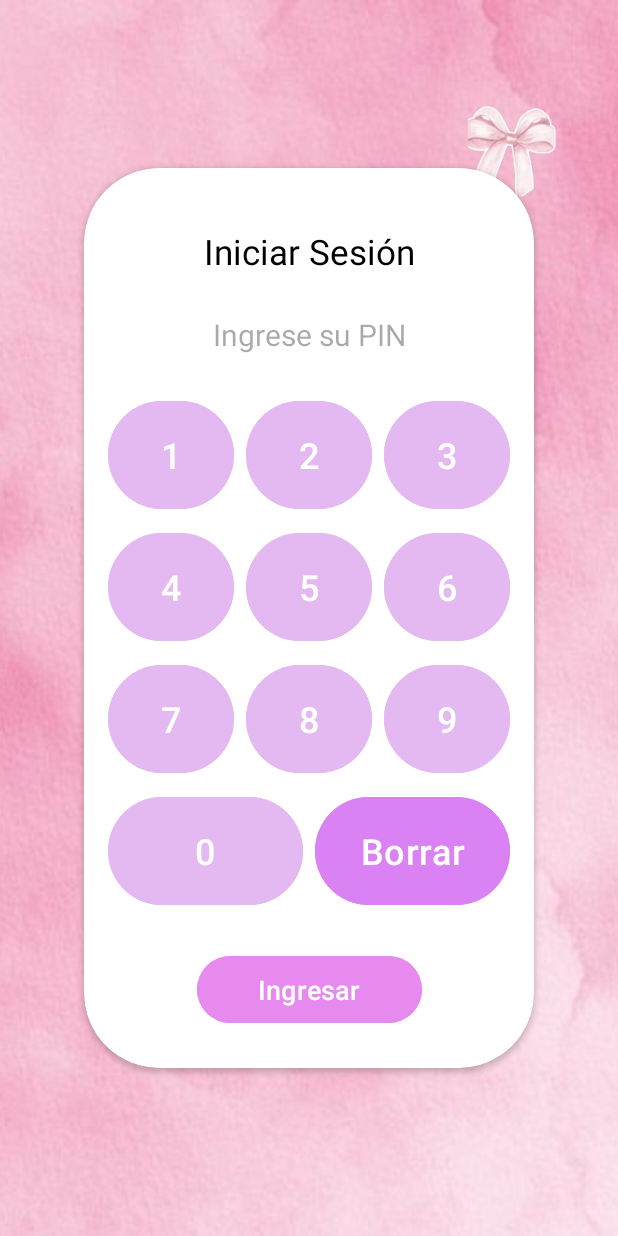
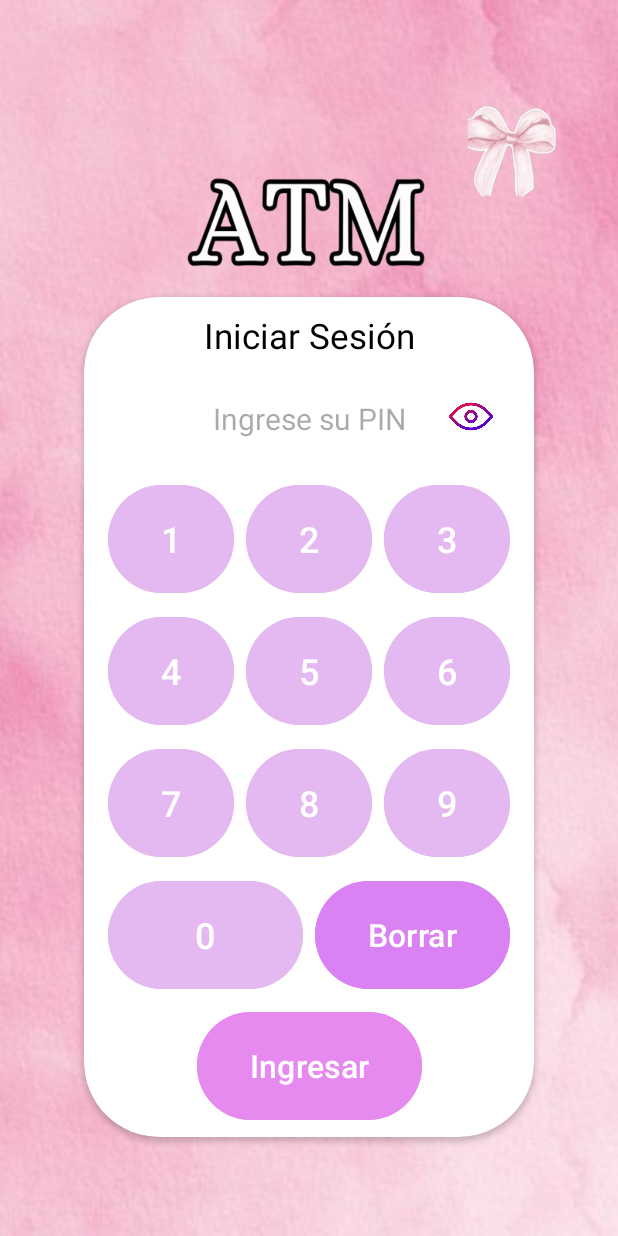
Before and after one commit to seungddaeng/ATMSimulator, an Android app: the screen it shows after launch (IniciarSesionActivity), on a phone screen of 412 x 824 dp. Run offline under Robolectric (Android 15) with nearby library versions, the phone set to English and light mode, and no system bars.

Commit message:
changed buttons activty, added new activities to be corrected

```diff
--- a/app/build.gradle.kts
+++ b/app/build.gradle.kts
@@ -1,6 +1,7 @@
 plugins {
     alias(libs.plugins.android.application)
     alias(libs.plugins.kotlin.android)
+    id("com.google.gms.google-services")
 }
 
 android {
@@ -46,8 +47,13 @@ dependencies {
     implementation(libs.material)
     implementation(libs.androidx.activity)
     implementation(libs.androidx.constraintlayout)
+    implementation(libs.firebase.firestore.ktx)
+    implementation(libs.core.ktx)
+    implementation(libs.androidx.junit.ktx)
     testImplementation(libs.junit)
     androidTestImplementation(libs.androidx.junit)
     androidTestImplementation(libs.androidx.espresso.core)
+    implementation(platform(libs.firebase.bom))
+    implementation(libs.firebase.analytics)
 
 }
--- /dev/null
+++ b/app/src/main/java/com/example/atmsimulator/ATMUtils.kt
@@ -0,0 +1,8 @@
+package com.example.atmsimulator
+
+class ATMUtils {
+
+    fun validarFormatoPIN(pin: String): Boolean {
+        return pin.length == 4 && pin.all { it.isDigit() }
+    }
+}
--- a/app/src/main/res/layout/activity_iniciar_sesion.xml
+++ b/app/src/main/res/layout/activity_iniciar_sesion.xml
@@ -7,12 +7,20 @@
     android:layout_height="match_parent"
     android:background="@drawable/pantallainicio">
 
+    <androidx.constraintlayout.widget.Guideline
+        android:id="@+id/guidelineh"
+        android:layout_width="match_parent"
+        android:layout_height="match_parent"
+        android:orientation="horizontal"
+        app:layout_constraintGuide_percent="0.16"
+        />
+
     <androidx.cardview.widget.CardView
         android:id="@+id/card_iniciar_sesion"
         android:layout_width="300dp"
-        android:layout_height="600dp"
+        android:layout_height="560dp"
         app:cardCornerRadius="50dp"
-        app:layout_constraintTop_toTopOf="parent"
+        app:layout_constraintTop_toBottomOf="@+id/guidelineh"
         app:layout_constraintBottom_toBottomOf="parent"
         app:layout_constraintStart_toStartOf="parent"
         app:layout_constraintEnd_toEndOf="parent">
@@ -25,7 +33,7 @@
                 android:id="@+id/iniciar_sesion_titulo"
                 android:layout_width="wrap_content"
                 android:layout_height="wrap_content"
-                android:layout_marginTop="40dp"
+                android:layout_marginTop="10dp"
                 android:text="@string/titulo_iniciar_sesion"
                 android:textColor="@color/black"
                 android:textSize="23sp"
@@ -187,7 +195,7 @@
                 android:layout_width="0dp"
                 android:layout_height="80dp"
                 android:text="Borrar"
-                android:textSize="24sp"
+                android:textSize="21sp"
                 android:backgroundTint="@color/purple2"
                 app:layout_constraintTop_toBottomOf="@id/btn8"
                 app:layout_constraintStart_toEndOf="@id/btn0"
@@ -198,11 +206,11 @@
             <Button
                 android:id="@+id/boton_iniciar_sesion"
                 android:layout_width="150dp"
-                android:layout_height="wrap_content"
+                android:layout_height="80dp"
                 android:layout_marginTop="40dp"
                 android:backgroundTint="@color/rosado"
                 android:text="@string/texto_boton_iniciar_sesion"
-                android:textSize="18sp"
+                android:textSize="21sp"
                 android:textAllCaps="false"
                 android:padding="10dp"
                 app:layout_constraintTop_toBottomOf="@id/btnBorrar"
@@ -211,6 +219,23 @@
                 app:layout_constraintBottom_toBottomOf="parent"
                 android:layout_marginBottom="40dp" />
 
+
+            <ImageButton
+                android:id="@+id/boton_mostrar_pin"
+                android:layout_width="33dp"
+                android:layout_height="31dp"
+                android:background="?attr/selectableItemBackground"
+                android:contentDescription="Mostrar PIN"
+                android:scaleType="fitCenter"
+                android:src="@drawable/ojo"
+                app:layout_constraintBottom_toTopOf="@+id/btn3"
+                app:layout_constraintEnd_toEndOf="parent"
+                app:layout_constraintHorizontal_bias="0.906"
+                app:layout_constraintStart_toStartOf="parent"
+                app:layout_constraintTop_toBottomOf="@+id/iniciar_sesion_titulo"
+                app:layout_constraintVertical_bias="0.981"
+                android:layout_marginBottom="25dp"/>
+
         </androidx.constraintlayout.widget.ConstraintLayout>
     </androidx.cardview.widget.CardView>
 </androidx.constraintlayout.widget.ConstraintLayout>
--- a/build.gradle.kts
+++ b/build.gradle.kts
@@ -2,4 +2,5 @@
 plugins {
     alias(libs.plugins.android.application) apply false
     alias(libs.plugins.kotlin.android) apply false
+    id("com.google.gms.google-services") version "4.4.2" apply false
 }
```
Also changed, not shown: app/src/main/AndroidManifest.xml (+17 -4 lines), app/src/main/java/com/example/atmsimulator/ATMActivity.kt (+65 -54 lines), app/src/main/java/com/example/atmsimulator/DepositoActivity.kt (added, +25 -0 lines), app/src/main/java/com/example/atmsimulator/IniciarSesionActivity.kt (+17 -2 lines), app/src/main/java/com/example/atmsimulator/OtroDepositoActivity.kt (added, +14 -0 lines), app/src/main/java/com/example/atmsimulator/OtroRetiroActivity.kt (added, +14 -0 lines), app/src/main/java/com/example/atmsimulator/RetiroActivity.kt (added, +25 -0 lines), app/src/main/res/layout/activity_atm.xml (+28 -14 lines), app/src/main/res/layout/activity_deposito.xml (added, +17 -0 lines), app/src/main/res/layout/activity_otro_deposito.xml (added, +11 -0 lines), app/src/main/res/layout/activity_otro_retiro.xml (added, +10 -0 lines), app/src/main/res/layout/activity_retiro.xml (added, +17 -0 lines), gradle/libs.versions.toml (+10 -1 lines), app/src/main/res/drawable/ojo.jpg (added), 2 other files.
